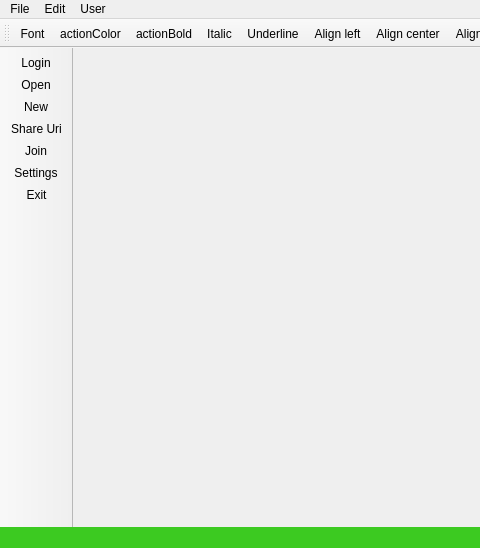
Qt form client/MainWindow.ui (anphetamina/CoText) before a commit; both pictures show x 0 to 480 and y 0 to 548 of the 946 by 548 pixel window.
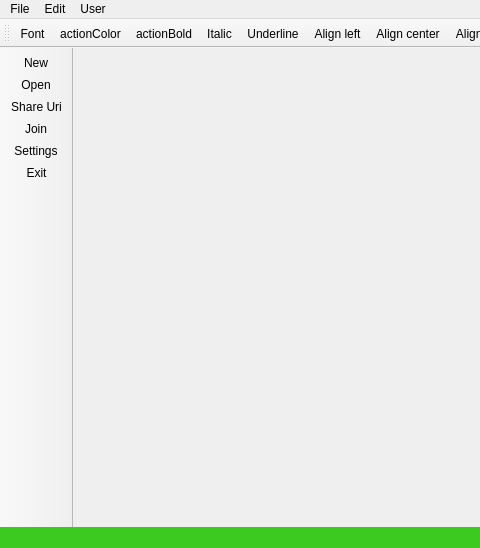
The same form after that commit. Icons and pictures are not drawn.

Commit message: Removed Login, Save and SaveAs actions from MainWindow

Patch:
```diff
--- a/client/MainWindow.ui
+++ b/client/MainWindow.ui
@@ -155,9 +155,8 @@
    <attribute name="toolBarBreak">
     <bool>false</bool>
    </attribute>
-   <addaction name="actionLogin"/>
-   <addaction name="actionOpen"/>
    <addaction name="actionNew"/>
+   <addaction name="actionOpen"/>
    <addaction name="actionShare_Uri"/>
    <addaction name="actionJoin"/>
    <addaction name="actionSettings"/>
```
Left out of the diff: 3 changed lines with no effect on the pictures. The commit also changes 2 other files.
